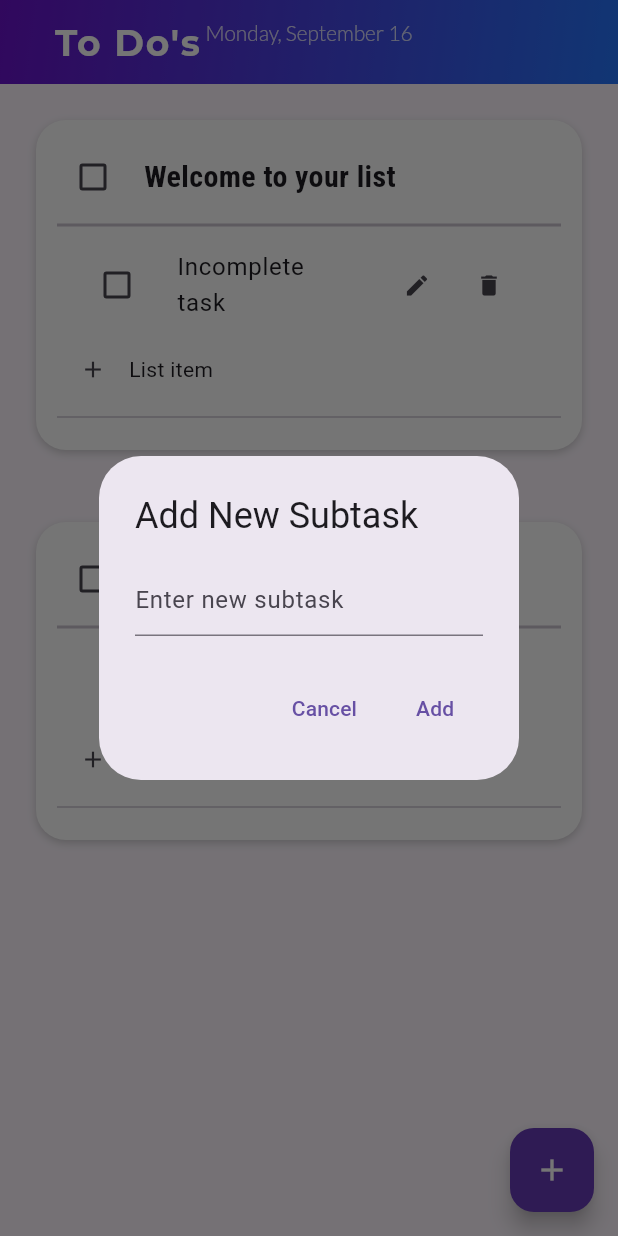
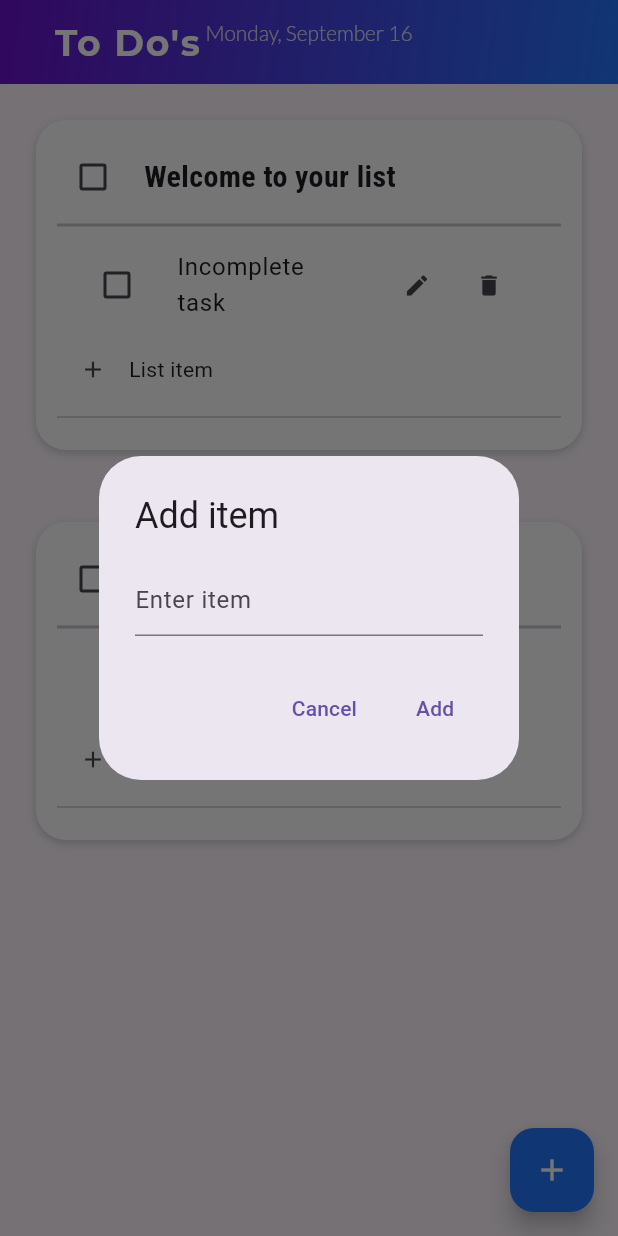
Before and after one commit to pickachuuu/to_do_list, a Flutter app: the screen it shows after launch, after a tap on the "add" icon, on a phone screen of 412 x 824 dp. Run offline on Flutter 3.47's test engine with Material 3 defaults, Android fonts, the phone set to English and light mode, and no system bars; our stand-ins replace google_fonts, hive_flutter; accounts and stored records are empty.

Commit message:
style: changed button colors and replace dialog_box textField hintText

```diff
--- a/lib/pages/main_page.dart
+++ b/lib/pages/main_page.dart
@@ -72,7 +72,6 @@ class _HomePageState extends State<HomePage> {
     );
   }
 
-  // Mark a task as selected
   void boxSelected(bool? value, int index) {
     setState(() {
       db.tileVal[index][1] = !db.tileVal[index][1];
@@ -105,7 +104,6 @@ class _HomePageState extends State<HomePage> {
         ),
         title: Stack(
           children: [
-            // Align 'To Do\'s' to the left
             Align(
               alignment: Alignment.centerLeft,
               child: Padding(
@@ -143,7 +141,7 @@ class _HomePageState extends State<HomePage> {
       // Floating action button to add new tasks
       floatingActionButton: FloatingActionButton(
         onPressed: createTask,
-        backgroundColor: Colors.deepPurple,
+        backgroundColor: const Color(0xff2575fc),
         child: const Icon(Icons.add, color: Colors.white),
       ),
 
--- a/lib/util/list_tile.dart
+++ b/lib/util/list_tile.dart
@@ -36,10 +36,10 @@ class _TaskTileState extends State<TaskTile> {
     showDialog(
       context: context,
       builder: (context) => AlertDialog(
-        title: const Text('Add New Subtask'),
+        title: const Text('Add item'),
         content: TextField(
           controller: _newTaskController,
-          decoration: const InputDecoration(hintText: 'Enter new subtask'),
+          decoration: const InputDecoration(hintText: 'Enter item'),
         ),
         actions: [
           TextButton(
@@ -69,10 +69,10 @@ class _TaskTileState extends State<TaskTile> {
     showDialog(
       context: context,
       builder: (context) => AlertDialog(
-        title: const Text('Edit Subtask'),
+        title: const Text('Edit item'),
         content: TextField(
           controller: _editController,
-          decoration: const InputDecoration(hintText: 'Enter new subtask'),
+          decoration: const InputDecoration(hintText: 'Edit item'),
         ),
         actions: [
           TextButton(
```
Also changed, not shown: lib/util/dialog_box.dart (+15 -13 lines), lib/util/my_button.dart (+5 -2 lines).
